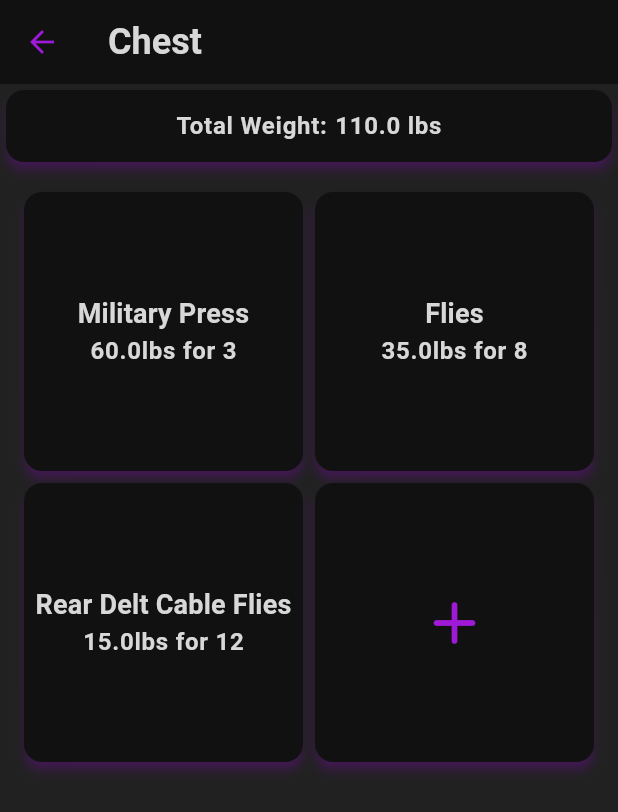
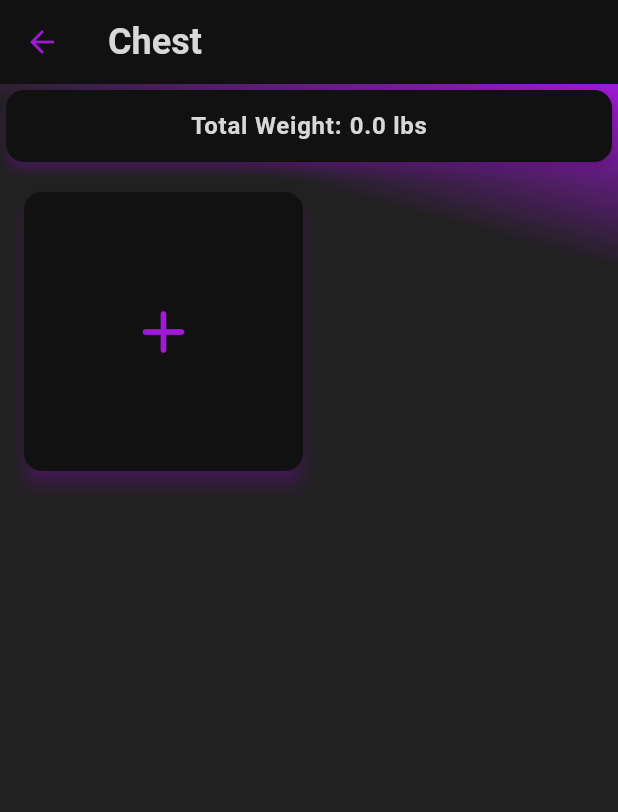
Before and after one commit to joshbacon/lifttracker, a Flutter app: the screen it shows after launch, after a tap on "Chest", on a phone screen of 412 x 824 dp. Shown: the top 812 px of the screen. Run offline on Flutter 3.47's test engine with Material 3 defaults, Android fonts, the light colour scheme and no system bars; our stand-ins replace flutter_svg, shared_preferences; Roboto replaces fonts that are missing (dubai).

Commit message:
updated layout and started on entering data

```diff
--- a/lib/components/addcard.dart
+++ /dev/null
@@ -1,30 +0,0 @@
-import 'package:flutter/material.dart';
-
-class AddCard extends StatelessWidget {
-  const AddCard({super.key});
-
-  @override
-  Widget build(BuildContext context) {
-    return GestureDetector(
-      onTap: () {
-        // bring up a modal to enter the data
-        // *** in the modal:
-        // - store it to the device
-        // -- probably need to setup some sort of state management with listeners
-        // - have an option to delete it entierly
-      },
-      child: Card(
-        color: Theme.of(context).colorScheme.surfaceDim,
-        shadowColor: Theme.of(context).colorScheme.primary,
-        elevation: 3.0,
-        child: Center(
-          child: Icon(
-            Icons.add_rounded,
-            size: 48.0,
-            color: Theme.of(context).colorScheme.primary,
-          )
-        ),
-      ),
-    );
-  }
-}
--- a/lib/components/groupcard.dart
+++ /dev/null
@@ -1,32 +0,0 @@
-import 'package:flutter/material.dart';
-import 'package:lifttracker/models/groupdata.dart';
-import 'package:lifttracker/pages/group.dart';
-
-class GroupCard extends StatelessWidget {
-  const GroupCard({super.key, required this.data});
-
-  final GroupData data;
-
-  @override
-  Widget build(BuildContext context) {
-    return GestureDetector(
-      onTap: () {
-        Navigator.push(
-          context,
-          MaterialPageRoute(builder: (context) => GroupPage(title: data.title, id: data.id))
-        );
-      },
-      child: Card(
-        color: Theme.of(context).colorScheme.surface,
-        shadowColor: Theme.of(context).colorScheme.primary,
-        elevation: 3.0,
-        child: Center(
-          child: Text(
-            data.title,
-            style: Theme.of(context).textTheme.titleMedium,
-          )
-        ),
-      ),
-    );
-  }
-}
--- a/lib/main.dart
+++ b/lib/main.dart
@@ -1,17 +1,20 @@
 import 'package:flutter/material.dart';
+import 'package:lifttracker/models/grouplist.dart';
 import 'package:lifttracker/pages/home.dart';
 
 void main() {
-  runApp(const MyApp());
+  runApp(MyApp());
 }
 
 class MyApp extends StatelessWidget {
-  const MyApp({super.key});
+  MyApp({super.key});
+
+  final GroupList list = GroupList();
 
   @override
   Widget build(BuildContext context) {
     return MaterialApp(
-      home: const HomePage(),
+      home: HomePage(groupList: list),
       theme: ThemeData(
         colorScheme: const ColorScheme(
           brightness: Brightness.dark,
@@ -47,6 +50,11 @@ class MyApp extends StatelessWidget {
             height: 1,
           ),
         ),
+        elevatedButtonTheme: ElevatedButtonThemeData(
+          style: ButtonStyle(
+            backgroundColor: WidgetStateProperty.all<Color>(const Color.fromARGB(255, 17, 17, 17)),
+          ),
+        ),
       ),
       themeMode: ThemeMode.dark,
     );
--- a/lib/models/groupdata.dart
+++ b/lib/models/groupdata.dart
@@ -1,20 +1,44 @@
-
+import 'dart:convert';
+import 'package:lifttracker/models/exercisedata.dart';
 
 class GroupData {
 
-  GroupData(int id, String title) {
+  GroupData(int id, String title, List<ExerciseData> exercises) {
     _id = id;
     _title = title;
+    _exercises = exercises;
+  }
+
+  GroupData.fromString(String json) {
+    dynamic data = jsonDecode(json);
+    _id = data["_id"];
+    _title = data["_title"];
+    _exercises = data["_exercises"];
   }
 
   late int _id;
   late String _title;
+  late List<ExerciseData> _exercises;
 
   int get id => _id;
   String get title => _title;
+  List<ExerciseData> get exercises => _exercises;
 
   void updateTitle(String newTitle) {
     _title = newTitle;
   }
 
+  void addExercise(ExerciseData newExercise) {
+    _exercises.add(newExercise);
+  }
+
+  void removeExercise(int index) {
+    _exercises.removeAt(index);
+  }
+
+  @override
+  String toString() {
+    return jsonEncode({"_id": _id, "_title": _title, "_exercises": jsonEncode(_exercises)});
+  }
+
 }
--- /dev/null
+++ b/lib/models/grouplist.dart
@@ -0,0 +1,43 @@
+import 'package:lifttracker/models/groupdata.dart';
+import 'package:shared_preferences/shared_preferences.dart';
+
+class GroupList {
+
+  GroupList();
+
+  final List<GroupData> _list = [
+    GroupData(0, 'Chest', []),
+    GroupData(1, 'Shoulders', []),
+    GroupData(2, 'Back', []),
+    GroupData(3, 'Arms', []),
+    GroupData(4, 'Core', []),
+    GroupData(5, 'Legs', []),
+  ];
+
+  void loadData() async {
+    // ignore: invalid_use_of_visible_for_testing_member
+    SharedPreferences.setMockInitialValues({});
+    try {
+      List<GroupData> tempList = [];
+      final prefs = await SharedPreferences.getInstance();
+      for (GroupData group in _list) {
+        try {
+          String? data = prefs.getString(group.id.toString());
+          if (data != null) {
+            tempList.add(GroupData.fromString(data));
+          } else {
+            tempList.add(_list[group.id]);
+          }
+        } catch (e) {
+          tempList.add(_list[group.id]);
+        }
+      }
+    // ignore: empty_catches
+    } catch (e) {} // there is nothing in shared preferences to read
+  }
+
+  List<GroupData> getList() => _list;
+
+  GroupData getGroup(int index) => _list[index];
+
+}
--- a/lib/pages/group.dart
+++ b/lib/pages/group.dart
@@ -1,14 +1,14 @@
 import 'package:flutter/gestures.dart';
 import 'package:flutter/material.dart';
-import 'package:lifttracker/components/addcard.dart';
-import 'package:lifttracker/components/exercisecard.dart';
+import 'package:lifttracker/models/groupdata.dart';
+import 'package:lifttracker/widgets/addcard.dart';
+import 'package:lifttracker/widgets/exercisecard.dart';
 import 'package:lifttracker/models/exercisedata.dart';
 
 class GroupPage extends StatefulWidget {
-  const GroupPage({super.key, required this.title, required this.id});
+  const GroupPage({super.key, required this.data});
 
-  final String title;
-  final int id;
+  final GroupData data;
 
   @override
   State<GroupPage> createState() => _GroupPageState();
@@ -16,29 +16,35 @@ class GroupPage extends StatefulWidget {
 
 class _GroupPageState extends State<GroupPage> {
 
-  List<ExerciseData> exerciseData = [
-    ExerciseData(1, 'Military Press', 60, 3),
-    ExerciseData(1, 'Flies', 35, 8),
-    ExerciseData(1, 'Rear Delt Cable Flies', 15, 12),
-  ];
-
   @override
   Widget build(BuildContext context) {
 
-    ExerciseData total = exerciseData.reduce((v, e) {
+    ExerciseData total = widget.data.exercises.isNotEmpty ? widget.data.exercises.reduce((v, e) {
       return ExerciseData(e.group, "Total", e.weight + v.weight, 1);
-    });
+    }) : ExerciseData(widget.data.id, "Total", 0, 1);
 
     return Scaffold(
       appBar: AppBar(
         foregroundColor: Theme.of(context).colorScheme.primary,
         backgroundColor: Theme.of(context).colorScheme.surfaceDim,
         title: Text(
-          widget.title,
+          widget.data.title,
           style: Theme.of(context).textTheme.titleLarge,
         ),
       ),
-      body: Column(
+      body: Container(
+        decoration: BoxDecoration(
+          gradient: LinearGradient(
+            begin: Alignment.topRight,
+            end: Alignment.bottomCenter,
+            colors: [
+              Theme.of(context).colorScheme.primary,
+              Theme.of(context).colorScheme.surface,
+            ],
+            stops: const [0.0, 0.15],
+          )
+        ),
+        child: Column(
           mainAxisAlignment: MainAxisAlignment.end,
           crossAxisAlignment: CrossAxisAlignment.center,
           children: [
@@ -70,11 +76,15 @@ class _GroupPageState extends State<GroupPage> {
                   padding: const EdgeInsets.all(12.0),
                   crossAxisCount: 2,
                   dragStartBehavior: DragStartBehavior.down,
-                children: [...exerciseData.map((exercise) => ExerciseCard(data: exercise)), const AddCard()],
+                  children: [
+                    ...widget.data.exercises.map((exercise) => ExerciseCard(data: exercise)),
+                    AddCard(groupData: widget.data)
+                  ],
                 ),
             ),
           ],
         ),
+      ),
     );
   }
 }
--- a/lib/pages/home.dart
+++ b/lib/pages/home.dart
@@ -1,11 +1,14 @@
+import 'dart:math';
 import 'package:flutter/gestures.dart';
 import 'package:flutter/material.dart';
 import 'package:flutter_svg/svg.dart';
-import 'package:lifttracker/components/groupcard.dart';
-import 'package:lifttracker/models/groupdata.dart';
+import 'package:lifttracker/models/grouplist.dart';
+import 'package:lifttracker/widgets/groupcard.dart';
 
 class HomePage extends StatefulWidget {
-  const HomePage({super.key});
+  const HomePage({super.key, required this.groupList});
+
+  final GroupList groupList;
 
   @override
   State<HomePage> createState() => _HomePageState();
@@ -13,43 +16,72 @@ class HomePage extends StatefulWidget {
 
 class _HomePageState extends State<HomePage> {
 
-  List<GroupData> groups = [
-    GroupData(0, 'Chest'),
-    GroupData(1, 'Shoulders'),
-    GroupData(2, 'Back'),
-    GroupData(3, 'Arms'),
-    GroupData(4, 'Core'),
-    GroupData(5, 'Legs'),
-  ];
+  @override
+  void initState() {
+    super.initState();
+    widget.groupList.loadData();
+  }
 
   @override
   Widget build(BuildContext context) {
     return Scaffold(
-      backgroundColor: Theme.of(context).colorScheme.surfaceDim,
-      body: Column(
+      backgroundColor: Theme.of(context).colorScheme.surface,
+      body: Stack(
+        children: [
+          Positioned(
+            bottom: -20,
+            right: -20,
+            child: RotatedBox(
+              quarterTurns: Random().nextInt(8),
+              child: SvgPicture.asset(
+                'assets/blob1.svg',
+                width: 300.0,
+                height: 300.0,
+              ),
+            )
+          ),
+          Positioned(
+            bottom: 200,
+            left: -100,
+            child: RotatedBox(
+              quarterTurns: Random().nextInt(8),
+              child: SvgPicture.asset(
+                'assets/blob2.svg',
+                width: 300.0,
+                height: 300.0,
+              ),
+            )
+          ),
+          Positioned(
+            top: -120,
+            right: -50,
+            child: RotatedBox(
+              quarterTurns: Random().nextInt(8),
+              child: SvgPicture.asset(
+                'assets/blob3.svg',
+                width: 300.0,
+                height: 300.0,
+              ),
+            )
+          ),
+          Column(
             mainAxisAlignment: MainAxisAlignment.end,
             crossAxisAlignment: CrossAxisAlignment.center,
             children: [
-          Padding(
-            padding: const EdgeInsets.only(top: 8.0),
-            child: Stack(
-              alignment: Alignment.center,
-              children: [
-                SvgPicture.asset('assets/blob1.svg'),
-                SvgPicture.asset('assets/logo.svg', width: 90.0, height: 90.0,),
-              ],
-            ),
-          ),
+              const Spacer(flex: 1),
               Expanded(
+                flex: 4,
                 child: GridView.count(
                   padding: const EdgeInsets.all(12.0),
                   crossAxisCount: 2,
                   dragStartBehavior: DragStartBehavior.down,
-              children: groups.map((group) => GroupCard(data: group)).toList(),
+                  children: widget.groupList.getList().map((group) => GroupCard(data: group)).toList(),
                 ),
               ),
             ],
           ),
+        ]
+      ),
     );
   }
 }
--- /dev/null
+++ b/lib/widgets/addcard.dart
@@ -0,0 +1,42 @@
+import 'package:flutter/material.dart';
+import 'package:lifttracker/models/exercisedata.dart';
+import 'package:lifttracker/models/groupdata.dart';
+import 'package:lifttracker/widgets/entrymodal.dart';
+import 'package:shared_preferences/shared_preferences.dart';
+
+class AddCard extends StatelessWidget {
+  const AddCard({super.key, required this.groupData});
+
+  final GroupData groupData;
+
+  @override
+  Widget build(BuildContext context) {
+    return GestureDetector(
+      onTap: () async {
+        ExerciseData? newExercise = await showDialog<ExerciseData>(
+          context: context,
+          builder: (context) => EntryModal(data: ExerciseData.newEntry(groupData.id))
+        );
+        if (newExercise != null) {
+          groupData.addExercise(newExercise);
+          try {
+            final prefs = await SharedPreferences.getInstance();
+            prefs.setString(groupData.id.toString(), groupData.toString());
+          } finally {}
+        }
+      },
+      child: Card(
+        color: Theme.of(context).colorScheme.surfaceDim,
+        shadowColor: Theme.of(context).colorScheme.primary,
+        elevation: 5.0,
+        child: Center(
+          child: Icon(
+            Icons.add_rounded,
+            size: 48.0,
+            color: Theme.of(context).colorScheme.primary,
+          )
+        ),
+      ),
+    );
+  }
+}
--- a/lib/components/exercisecard.dart
+++ b/lib/widgets/exercisecard.dart
@@ -20,7 +20,7 @@ class _ExerciseCardState extends State<ExerciseCard> {
       child: Card(
         color: Theme.of(context).colorScheme.surfaceDim,
         shadowColor: Theme.of(context).colorScheme.primary,
-        elevation: 3.0,
+        elevation: 5.0,
         child: Column(
           mainAxisAlignment: MainAxisAlignment.center,
           crossAxisAlignment: CrossAxisAlignment.center,
--- /dev/null
+++ b/lib/widgets/groupcard.dart
@@ -0,0 +1,40 @@
+import 'package:flutter/material.dart';
+import 'package:lifttracker/models/groupdata.dart';
+import 'package:lifttracker/pages/group.dart';
+
+class GroupCard extends StatelessWidget {
+  const GroupCard({super.key, required this.data});
+
+  final GroupData data;
+
+  @override
+  Widget build(BuildContext context) {
+    return GestureDetector(
+      onTap: () {
+        Navigator.push(
+          context,
+          MaterialPageRoute(builder: (context) => GroupPage(data: data))
+        );
+      },
+      child: Card(
+        color: Theme.of(context).colorScheme.surfaceDim,
+        shadowColor: Theme.of(context).colorScheme.primary,
+        elevation: 5.0,
+        clipBehavior: Clip.hardEdge,
+        child: Column(
+          mainAxisAlignment: MainAxisAlignment.center,
+          crossAxisAlignment: CrossAxisAlignment.center,
+          children: [
+            Text(
+              data.title,
+              style: Theme.of(context).textTheme.titleMedium,
+            ),
+            Text(
+              '${data.exercises.length} exercises'
+            ),
+          ],
+        ),
+      ),
+    );
+  }
+}
--- a/pubspec.yaml
+++ b/pubspec.yaml
@@ -36,6 +36,7 @@ dependencies:
   # Use with the CupertinoIcons class for iOS style icons.
   cupertino_icons: ^1.0.8
   flutter_svg: ^2.0.16
+  shared_preferences: ^2.3.3
 
 dev_dependencies:
   flutter_test:
```
Also changed, not shown: lib/models/exercisedata.dart (+7 -0 lines), lib/widgets/entrymodal.dart (added, +117 -0 lines), pubspec.lock, 2 other files. Lines whose indentation alone changed are shown as unchanged.
